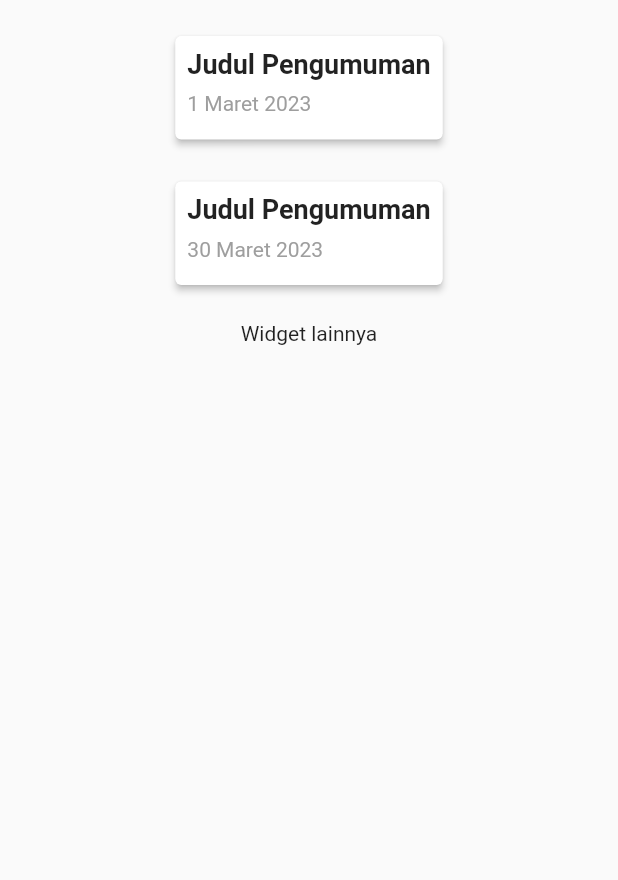
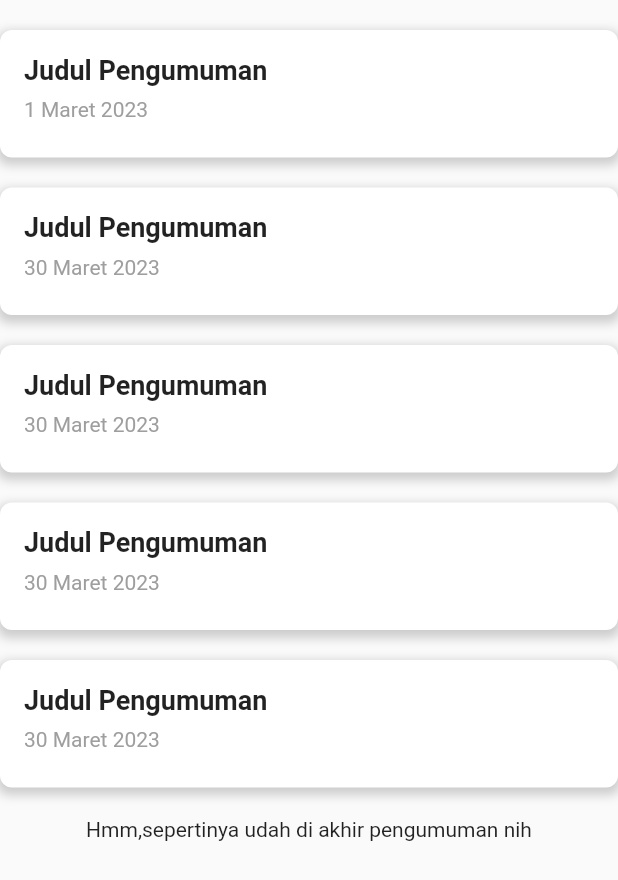
Before and after one commit to EigaCerion/Prototype, a Flutter app: the InfoView screen opened directly, on a phone screen of 412 x 824 dp. Shown: the top 880 px of the screen. Run offline on Flutter 3.47's test engine with Material 2 defaults, Android fonts, the phone set to English and light mode, and no system bars.

Commit message:
add dummy text

```diff
--- a/lib/view/pages/info_view.dart
+++ b/lib/view/pages/info_view.dart
@@ -18,17 +18,76 @@ class InfoView extends StatelessWidget {
                 PengumumanCard(
                   title: "Judul Pengumuman",
                   date: "1 Maret 2023",
-                  content: "Kepada seluruh karyawan dan karyawati,Dengan ini kami sampaikan bahwa perusahaan kami akan memberikan libur kepada seluruh karyawan dan karyawati pada hari Kamis, 1 April 2023. Libur ini diberikan sebagai bagian dari upaya perusahaan untuk memberikan waktu istirahat yang memadai bagi karyawan dan karyawati.Harap diperhatikan bahwa pada hari tersebut, kantor kami akan ditutup dan tidak ada aktivitas operasional yang akan dilakukan. Seluruh karyawan dan karyawati kami diharapkan untuk tidak datang ke kantor pada hari tersebut dan dapat mengambil kesempatan ini untuk beristirahat dan bersantai di rumah.Kami akan kembali beroperasi pada hari Jumat, 2 April 2023, seperti biasa.Terima kasih atas perhatiannya.",
+                  content:
+                      "Kepada seluruh karyawan dan karyawati,Dengan ini kami sampaikan bahwa perusahaan kami akan memberikan libur kepada seluruh karyawan dan karyawati pada hari Kamis, 1 April 2023. Libur ini diberikan sebagai bagian dari upaya perusahaan untuk memberikan waktu istirahat yang memadai bagi karyawan dan karyawati.Harap diperhatikan bahwa pada hari tersebut, kantor kami akan ditutup dan tidak ada aktivitas operasional yang akan dilakukan. Seluruh karyawan dan karyawati kami diharapkan untuk tidak datang ke kantor pada hari tersebut dan dapat mengambil kesempatan ini untuk beristirahat dan bersantai di rumah.Kami akan kembali beroperasi pada hari Jumat, 2 April 2023, seperti biasa.Terima kasih atas perhatiannya.",
                 ),
                 SizedBox(height: 20),
                 PengumumanCard(
                   title: "Judul Pengumuman",
                   date: "30 Maret 2023",
-                  content: "Isi pengumuman",
+                  content: """ Kepada seluruh karyawan dan karyawati,
+
+Dengan ini kami sampaikan bahwa perusahaan kami akan memberikan libur kepada seluruh karyawan dan karyawati pada hari Kamis, 1 April 2023. Libur ini diberikan sebagai bagian dari upaya perusahaan untuk memberikan waktu istirahat yang memadai bagi karyawan dan karyawati.
+
+Harap diperhatikan bahwa pada hari tersebut, kantor kami akan ditutup dan tidak ada aktivitas operasional yang akan dilakukan. Seluruh karyawan dan karyawati kami diharapkan untuk tidak datang ke kantor pada hari tersebut dan dapat mengambil kesempatan ini untuk beristirahat dan bersantai di rumah.
+
+Kami akan kembali beroperasi pada hari Jumat, 2 April 2023, seperti biasa.
+
+Terima kasih atas perhatiannya.
+
+Hormat kami, """,
+                ),
+                SizedBox(height: 20),
+                PengumumanCard(
+                  title: "Judul Pengumuman",
+                  date: "30 Maret 2023",
+                  content: """ Kepada seluruh karyawan dan karyawati,
+
+Dengan ini kami sampaikan bahwa perusahaan kami akan memberikan libur kepada seluruh karyawan dan karyawati pada hari Kamis, 1 April 2023. Libur ini diberikan sebagai bagian dari upaya perusahaan untuk memberikan waktu istirahat yang memadai bagi karyawan dan karyawati.
+
+Harap diperhatikan bahwa pada hari tersebut, kantor kami akan ditutup dan tidak ada aktivitas operasional yang akan dilakukan. Seluruh karyawan dan karyawati kami diharapkan untuk tidak datang ke kantor pada hari tersebut dan dapat mengambil kesempatan ini untuk beristirahat dan bersantai di rumah.
+
+Kami akan kembali beroperasi pada hari Jumat, 2 April 2023, seperti biasa.
+
+Terima kasih atas perhatiannya.
+
+Hormat kami, """,
+                ),
+                SizedBox(height: 20),
+                PengumumanCard(
+                  title: "Judul Pengumuman",
+                  date: "30 Maret 2023",
+                  content: """ Kepada seluruh karyawan dan karyawati,
+
+Dengan ini kami sampaikan bahwa perusahaan kami akan memberikan libur kepada seluruh karyawan dan karyawati pada hari Kamis, 1 April 2023. Libur ini diberikan sebagai bagian dari upaya perusahaan untuk memberikan waktu istirahat yang memadai bagi karyawan dan karyawati.
+
+Harap diperhatikan bahwa pada hari tersebut, kantor kami akan ditutup dan tidak ada aktivitas operasional yang akan dilakukan. Seluruh karyawan dan karyawati kami diharapkan untuk tidak datang ke kantor pada hari tersebut dan dapat mengambil kesempatan ini untuk beristirahat dan bersantai di rumah.
+
+Kami akan kembali beroperasi pada hari Jumat, 2 April 2023, seperti biasa.
+
+Terima kasih atas perhatiannya.
+
+Hormat kami, """,
+                ),
+                SizedBox(height: 20),
+                PengumumanCard(
+                  title: "Judul Pengumuman",
+                  date: "30 Maret 2023",
+                  content: """ Kepada seluruh karyawan dan karyawati,
+
+Dengan ini kami sampaikan bahwa perusahaan kami akan memberikan libur kepada seluruh karyawan dan karyawati pada hari Kamis, 1 April 2023. Libur ini diberikan sebagai bagian dari upaya perusahaan untuk memberikan waktu istirahat yang memadai bagi karyawan dan karyawati.
+
+Harap diperhatikan bahwa pada hari tersebut, kantor kami akan ditutup dan tidak ada aktivitas operasional yang akan dilakukan. Seluruh karyawan dan karyawati kami diharapkan untuk tidak datang ke kantor pada hari tersebut dan dapat mengambil kesempatan ini untuk beristirahat dan bersantai di rumah.
+
+Kami akan kembali beroperasi pada hari Jumat, 2 April 2023, seperti biasa.
+
+Terima kasih atas perhatiannya.
+
+Hormat kami, """,
                 ),
                 SizedBox(height: 20),
                 // widget lainnya
-                Text("Widget lainnya"),
+                Text("Hmm,sepertinya udah di akhir pengumuman nih"),
               ],
             ),
           ),
@@ -43,7 +102,11 @@ class PengumumanCard extends StatefulWidget {
   final String date;
   final String content;
 
-  const PengumumanCard({Key? key, required this.title, required this.date, required this.content})
+  const PengumumanCard(
+      {Key? key,
+      required this.title,
+      required this.date,
+      required this.content})
       : super(key: key);
 
   @override
@@ -61,10 +124,22 @@ class _PengumumanCardState extends State<PengumumanCard> {
           _showDetails = !_showDetails;
         });
       },
-      child: Card(
-        elevation: 2.0,
+      child: Container(
+        width: double.infinity, // set width to screen width
+        decoration: BoxDecoration(
+          color: Colors.white,
+          borderRadius: BorderRadius.circular(8.0),
+          boxShadow: [
+            BoxShadow(
+              color: Colors.grey.withOpacity(0.5),
+              spreadRadius: 2,
+              blurRadius: 5,
+              offset: Offset(0, 3), // changes position of shadow
+            ),
+          ],
+        ),
         child: Padding(
-          padding: const EdgeInsets.all(8.0),
+          padding: const EdgeInsets.all(16.0),
           child: Column(
             crossAxisAlignment: CrossAxisAlignment.start,
             children: [
```
